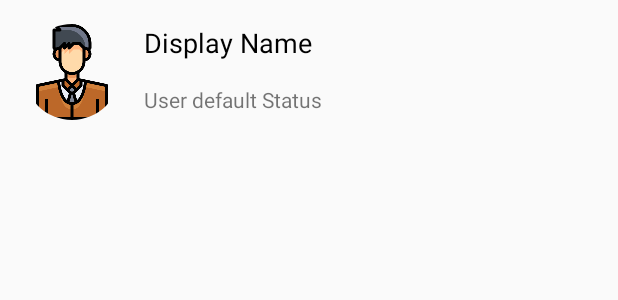
After one commit to Jordan0222/LapitChat, an Android app: the layout users_singlelayout.xml on its own in the app's theme, with its tools: preview values and no code run, on a phone screen of 412 x 824 dp. The commit adds this screen. Shown: the top 300 px of the screen. Run offline under Robolectric (Android 15) with nearby library versions, the phone set to English and light mode, and no system bars.

Commit message:
Set Users(All)

```diff
--- a/app/build.gradle
+++ b/app/build.gradle
@@ -41,6 +41,7 @@ dependencies {
     implementation 'de.hdodenhof:circleimageview:3.1.0'
     implementation 'com.google.firebase:firebase-storage:19.2.0'
     implementation 'com.squareup.picasso:picasso:2.71828'
+    implementation 'com.firebaseui:firebase-ui-database:7.1.0'
     testImplementation 'junit:junit:4.+'
     androidTestImplementation 'androidx.test.ext:junit:1.1.2'
     androidTestImplementation 'androidx.test.espresso:espresso-core:3.3.0'
--- a/app/src/main/AndroidManifest.xml
+++ b/app/src/main/AndroidManifest.xml
@@ -12,7 +12,9 @@
         android:roundIcon="@mipmap/ic_launcher_round"
         android:supportsRtl="true"
         android:theme="@style/AppTheme">
-        <activity android:name=".UserActivity"></activity>
+        <activity
+            android:name=".UserActivity"
+            android:parentActivityName=".MainActivity"></activity>
         <activity
             android:name=".StatusActivity"
             android:parentActivityName=".SettingsActivity" />
--- a/app/src/main/java/com/example/lapitchat/MainActivity.java
+++ b/app/src/main/java/com/example/lapitchat/MainActivity.java
@@ -74,6 +74,11 @@ public class MainActivity extends AppCompatActivity {
             Intent settingIntent = new Intent(MainActivity.this, SettingsActivity.class);
             startActivity(settingIntent);
         }
+
+        if (item.getItemId() == R.id.main_all_btn) {
+            Intent settingIntent = new Intent(MainActivity.this, UserActivity.class);
+            startActivity(settingIntent);
+        }
         return true;
     }
 
--- a/app/src/main/res/layout/activity_settings.xml
+++ b/app/src/main/res/layout/activity_settings.xml
@@ -9,7 +9,7 @@
     tools:context=".SettingsActivity">
 
     <de.hdodenhof.circleimageview.CircleImageView
-        android:id="@+id/setting_image"
+        android:id="@+id/setting_user_image"
         android:layout_width="150dp"
         android:layout_height="150dp"
         android:layout_alignParentEnd="true"
@@ -33,7 +33,7 @@
         android:textColor="@color/white"
         app:layout_constraintEnd_toEndOf="parent"
         app:layout_constraintStart_toStartOf="parent"
-        app:layout_constraintTop_toBottomOf="@+id/setting_image" />
+        app:layout_constraintTop_toBottomOf="@+id/setting_user_image" />
 
     <TextView
         android:id="@+id/setting_status"
--- /dev/null
+++ b/app/src/main/res/layout/users_singlelayout.xml
@@ -0,0 +1,43 @@
+<?xml version="1.0" encoding="utf-8"?>
+<androidx.constraintlayout.widget.ConstraintLayout xmlns:android="http://schemas.android.com/apk/res/android"
+    xmlns:app="http://schemas.android.com/apk/res-auto"
+    xmlns:tools="http://schemas.android.com/tools"
+    android:layout_width="match_parent"
+    android:layout_height="wrap_content">
+
+    <de.hdodenhof.circleimageview.CircleImageView
+        android:id="@+id/user_single_image"
+        android:layout_width="64dp"
+        android:layout_height="64dp"
+        android:layout_marginStart="16dp"
+        android:layout_marginLeft="16dp"
+        android:layout_marginTop="16dp"
+        android:src="@drawable/man"
+        app:layout_constraintStart_toStartOf="parent"
+        app:layout_constraintTop_toTopOf="parent" />
+
+    <TextView
+        android:id="@+id/user_single_name"
+        android:layout_width="wrap_content"
+        android:layout_height="wrap_content"
+        android:layout_marginStart="16dp"
+        android:layout_marginLeft="16dp"
+        android:layout_marginTop="16dp"
+        android:text="Display Name"
+        android:textColor="@color/black"
+        android:textSize="18sp"
+        app:layout_constraintStart_toEndOf="@+id/user_single_image"
+        app:layout_constraintTop_toTopOf="parent" />
+
+    <TextView
+        android:id="@+id/user_single_status"
+        android:layout_width="wrap_content"
+        android:layout_height="wrap_content"
+        android:layout_marginStart="16dp"
+        android:layout_marginLeft="16dp"
+        android:layout_marginTop="16dp"
+        android:text="User default Status"
+        app:layout_constraintStart_toEndOf="@+id/user_single_image"
+        app:layout_constraintTop_toBottomOf="@+id/user_single_name" />
+
+</androidx.constraintlayout.widget.ConstraintLayout>
```
Also changed, not shown: app/src/main/java/com/example/lapitchat/SettingsActivity.java (+5 -3 lines), app/src/main/java/com/example/lapitchat/UserActivity.java (+70 -1 lines), app/src/main/java/com/example/lapitchat/Users.java (added, +42 -0 lines), app/src/main/java/com/example/lapitchat/UsersViewHolder.java (added, +40 -0 lines), app/src/main/res/layout/activity_user.xml (+16 -0 lines).
